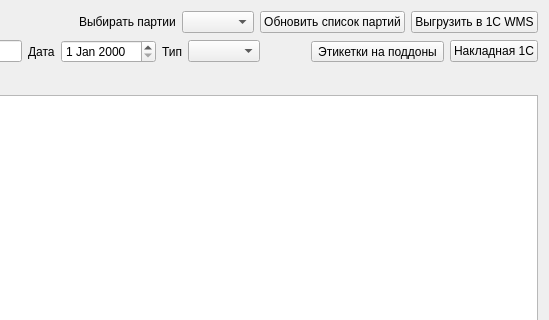
Sergeyego/warehouse, file formacceptanceel.ui: the form before one commit; both pictures show x 402 to 951 and y 0 to 320 of the 951 by 550 pixel window.
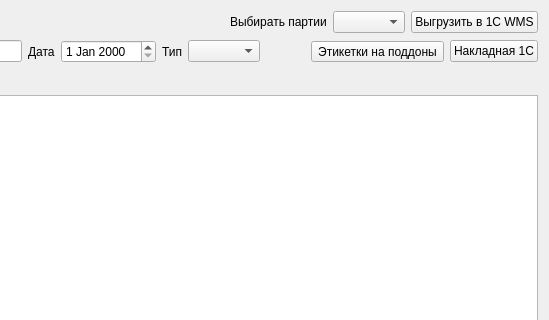
The form after the commit. Custom widgets are drawn as their Qt base class.

Commit message: Изменена работа со сптском партий

Patch:
```diff
--- a/formacceptanceel.ui
+++ b/formacceptanceel.ui
@@ -84,13 +84,6 @@
      <item>
       <widget class="QComboBox" name="comboBoxPart"/>
      </item>
-     <item>
-      <widget class="QPushButton" name="pushButtonUpdPart">
-       <property name="text">
-        <string>Обновить список партий</string>
-       </property>
-      </widget>
-     </item>
      <item>
       <widget class="QPushButton" name="pushButton1C">
        <property name="text">
```
The commit also changes 14 other files.
